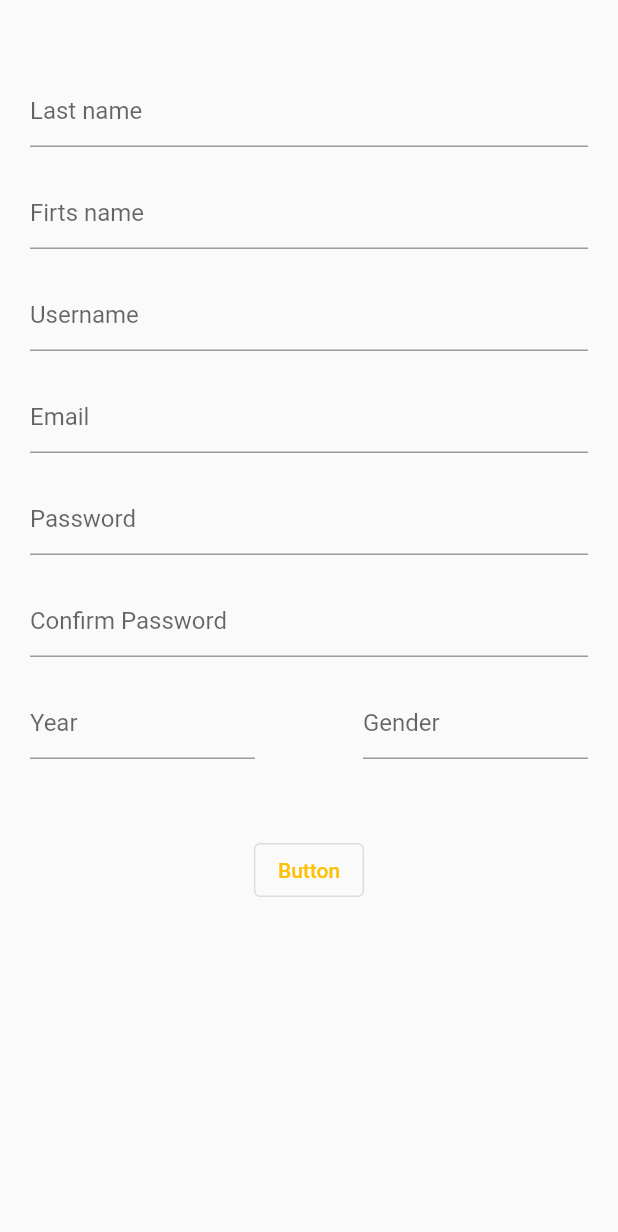
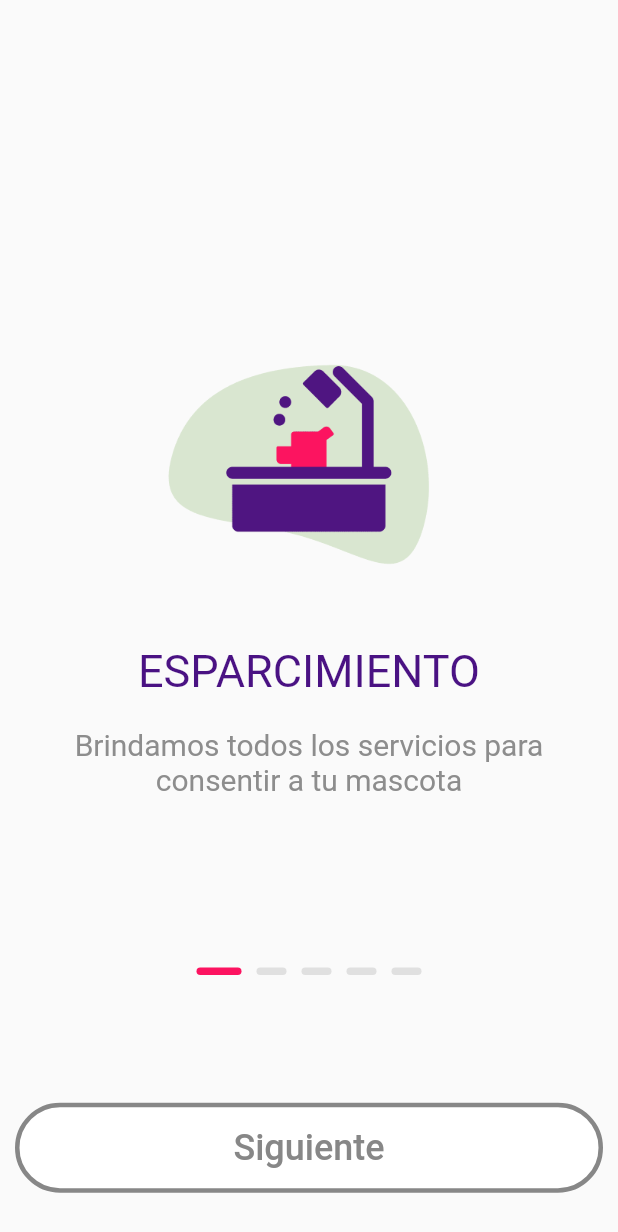
Before and after one commit to 203403/Programacion-Movil, a Flutter app: the screen it shows after launch, on a phone screen of 412 x 824 dp. Shown: the top 1232 px of the screen. Run offline on Flutter 3.47's test engine with Material 2 defaults, Android fonts, the phone set to English and light mode, and no system bars.

Commit message:
feat (onboarding): create the onbarding activity

```diff
--- a/flutter_application_1/lib/main.dart
+++ b/flutter_application_1/lib/main.dart
@@ -1,9 +1,7 @@
 import 'package:flutter/material.dart';
 import 'package:flutter_application_1/pages/login.dart';
 import 'package:flutter_application_1/pages/register.dart';
-import 'package:flutter_application_1/pages/vista01.dart';
-import 'package:flutter_application_1/pages/vista02.dart';
-import 'package:flutter_application_1/pages/vista03.dart';
+import 'package:flutter_application_1/screens/body_boarding.dart';
 
 void main() {
   runApp(const MyApp());
@@ -19,7 +17,7 @@ class MyApp extends StatelessWidget {
       theme: ThemeData(
         primarySwatch: Colors.blue,
       ),
-      home: const Register(),
+      home: const BodyBoarding(),
     );
   }
 }
--- /dev/null
+++ b/flutter_application_1/lib/pages/view.dart
@@ -0,0 +1,16 @@
+import 'package:flutter/material.dart';
+
+class View extends StatelessWidget {
+  const View({super.key});
+
+  @override
+  Widget build(BuildContext context) {
+    return Scaffold(
+        appBar: AppBar(
+          title: const Text('My vista'),
+        ),
+        body: const Center(
+          child: Text("texto"),
+        ));
+  }
+}
--- /dev/null
+++ b/flutter_application_1/lib/screens/body_boarding.dart
@@ -0,0 +1,33 @@
+import 'package:flutter_application_1/screens/components/on_boarding.dart';
+import 'package:flutter/material.dart';
+
+class BodyBoarding extends StatefulWidget {
+  const BodyBoarding({super.key});
+
+  @override
+  State<BodyBoarding> createState() => _BodyBoardingState();
+}
+
+class _BodyBoardingState extends State<BodyBoarding>
+    with SingleTickerProviderStateMixin {
+  late AnimationController _controller;
+
+  @override
+  void initState() {
+    super.initState();
+    _controller = AnimationController(vsync: this);
+  }
+
+  @override
+  void dispose() {
+    _controller.dispose();
+    super.dispose();
+  }
+
+  @override
+  Widget build(BuildContext context) {
+    return const Scaffold(
+      body: OnBoarding(),
+    );
+  }
+}
--- /dev/null
+++ b/flutter_application_1/lib/screens/components/content_boarding.dart
@@ -0,0 +1,44 @@
+import 'package:flutter/material.dart';
+
+class ContentBoarding extends StatelessWidget {
+  const ContentBoarding({super.key, this.titulo, this.image, this.subtitulo});
+  final String? titulo;
+  final String? image;
+  final String? subtitulo;
+  @override
+  Widget build(BuildContext context) {
+    return Padding(
+      padding: const EdgeInsets.only(left: 20.0, right: 20),
+      child: Column(
+        children: [
+          Padding(
+            padding: const EdgeInsets.only(top: 200.0),
+            child: SizedBox(
+              width: 200,
+              height: 200,
+              child: Image.asset(
+                image!,
+                width: 400,
+              ),
+            ),
+          ),
+          Padding(
+            padding: const EdgeInsets.only(top: 30.0),
+            child: Text(
+              titulo!,
+              style: const TextStyle(fontSize: 30, color: Color(0xff4a1283)),
+            ),
+          ),
+          Padding(
+            padding: const EdgeInsets.only(top: 20),
+            child: Text(
+              subtitulo!,
+              style: const TextStyle(fontSize: 20, color: Color(0xff8d8d8d)),
+              textAlign: TextAlign.center,
+            ),
+          )
+        ],
+      ),
+    );
+  }
+}
--- /dev/null
+++ b/flutter_application_1/lib/screens/components/on_boarding.dart
@@ -0,0 +1,157 @@
+import 'package:flutter_application_1/pages/login.dart';
+import 'package:flutter_application_1/screens/components/content_boarding.dart';
+import 'package:flutter/material.dart';
+
+class OnBoarding extends StatefulWidget {
+  const OnBoarding({super.key});
+
+  @override
+  State<OnBoarding> createState() => _OnBoardingState();
+}
+
+class _OnBoardingState extends State<OnBoarding> {
+  int currentePage = 0;
+  late PageController pageController;
+  List<Map<String, String>> listBoarding = [
+    {
+      "titulo": "ESPARCIMIENTO",
+      "imagen": "assets/images/B1.png",
+      "subtitulo": "Brindamos todos los servicios para consentir a tu mascota"
+    },
+    {
+      "titulo": "ADOPCIÓN",
+      "imagen": "assets/images/B2.png",
+      "subtitulo":
+          "este es un texto que sirve como subtitulo de ejemplo para la vista 2"
+    },
+    {
+      "titulo": "HOSPITALIDAD",
+      "imagen": "assets/images/B3.png",
+      "subtitulo":
+          "este es un texto que sirve como subtitulo de ejemplo para la vista 3"
+    },
+    {
+      "titulo": "VETERINARIA",
+      "imagen": "assets/images/B4.png",
+      "subtitulo":
+          "este es un texto que sirve como subtitulo de ejemplo para la vista 4"
+    },
+    {
+      "titulo": "TIENDA",
+      "imagen": "assets/images/B5.png",
+      "subtitulo":
+          "este es un texto que sirve como subtitulo de ejemplo para la vista 5"
+    },
+  ];
+
+  @override
+  void initState() {
+    super.initState();
+    pageController = PageController(initialPage: 0);
+  }
+
+  @override
+  Widget build(BuildContext context) {
+    return SafeArea(
+      child: Column(
+        children: [
+          slider(),
+          paginator(),
+          customButton(),
+        ],
+      ),
+    );
+  }
+
+  Expanded slider() {
+    return Expanded(
+      flex: 10,
+      child: PageView.builder(
+        itemBuilder: (context, index) => ContentBoarding(
+          titulo: listBoarding[index]['titulo'],
+          subtitulo: listBoarding[index]['subtitulo'],
+          image: listBoarding[index]['imagen'],
+        ),
+        itemCount: listBoarding.length,
+        controller: pageController,
+        onPageChanged: (value) {
+          setState(() {
+            currentePage = value;
+          });
+        },
+      ),
+    );
+  }
+
+  Expanded paginator() {
+    return Expanded(
+      flex: 2,
+      child: Row(
+        mainAxisAlignment: MainAxisAlignment.center,
+        children: List.generate(
+          listBoarding.length,
+          (index) => AnimatedContainer(
+            duration: kThemeAnimationDuration,
+            height: 5,
+            width: currentePage == index ? 30 : 20,
+            margin: const EdgeInsets.all(5),
+            decoration: BoxDecoration(
+                borderRadius: BorderRadius.circular(10),
+                color: currentePage == index
+                    ? const Color(0xfffc1360)
+                    : const Color(0xffe0e0e0)),
+          ),
+        ),
+      ),
+    );
+  }
+
+  Expanded customButton() {
+    return Expanded(
+      flex: 2,
+      child: Center(
+        child: Padding(
+          padding: const EdgeInsets.only(left: 10, right: 10),
+          child: SizedBox(
+            width: double.infinity,
+            height: 60,
+            child: OutlinedButton(
+                onPressed: () {
+                  currentePage == listBoarding.length - 1
+                      ? Navigator.push(
+                          context,
+                          MaterialPageRoute(
+                            builder: (context) => const Login(),
+                          ),
+                        )
+                      : pageController.nextPage(
+                          curve: Curves.easeInSine,
+                          duration: const Duration(milliseconds: 300));
+                },
+                style: OutlinedButton.styleFrom(
+                    backgroundColor: currentePage == listBoarding.length - 1
+                        ? Colors.green
+                        : Colors.white,
+                    shape: RoundedRectangleBorder(
+                        borderRadius: BorderRadius.circular(30)),
+                    side: BorderSide(
+                        width: 3,
+                        color: currentePage == listBoarding.length - 1
+                            ? Colors.green
+                            : const Color(0xff878787))),
+                child: Text(
+                  currentePage == listBoarding.length - 1
+                      ? "Continuar"
+                      : "Siguiente",
+                  style: TextStyle(
+                      fontSize: 24,
+                      color: currentePage == listBoarding.length - 1
+                          ? const Color(0xffffffff)
+                          : const Color(0xff878787)),
+                )),
+          ),
+        ),
+      ),
+    );
+  }
+}
```
